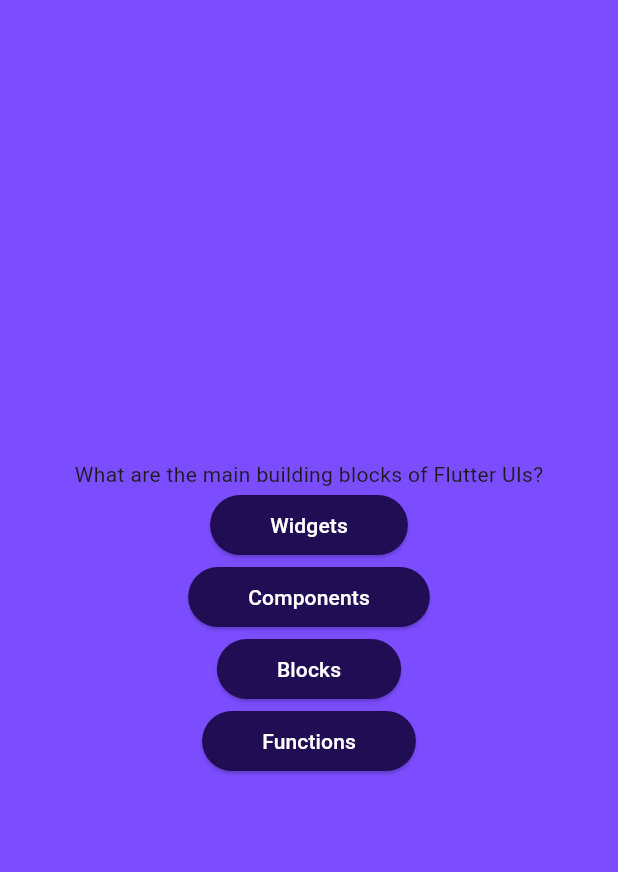
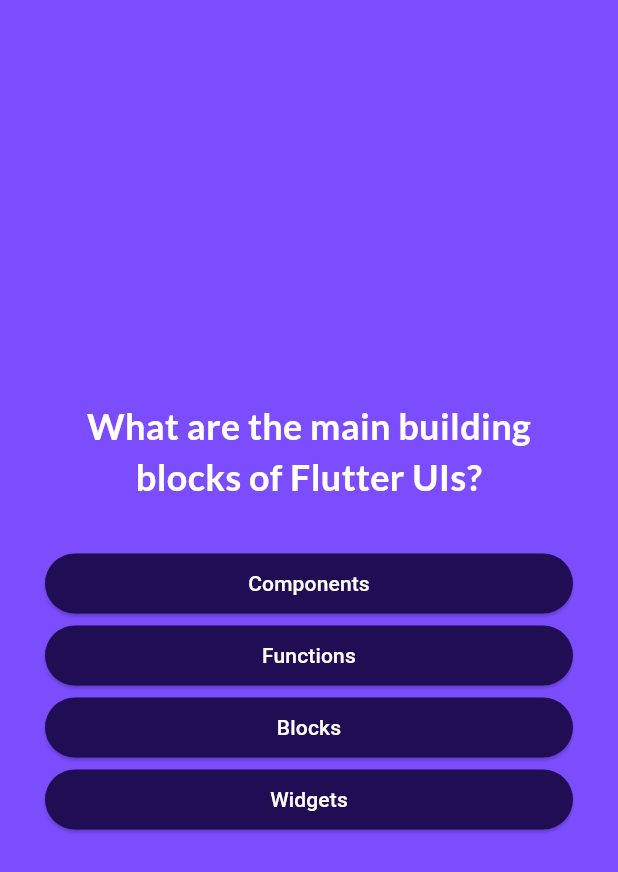
Before and after one commit to BerkayGulen/Flutter-Quiz-App, a Flutter app: the screen it shows after launch, after a tap on "press me", on a phone screen of 412 x 824 dp. Shown: the top 872 px of the screen. Run offline on Flutter 3.47's test engine with Material 2 defaults, Android fonts, the phone set to English and light mode, and no system bars; our stand-ins replace google_fonts.

Commit message:
almost finished

```diff
--- a/lib/components/answer_button.dart
+++ b/lib/components/answer_button.dart
@@ -1,7 +1,7 @@
 import 'package:flutter/material.dart';
 
 class AnswerButton extends StatelessWidget {
-  const AnswerButton(this.text,this.tapButton,{super.key});
+  const AnswerButton(this.text, this.tapButton, {super.key});
 
   final String text;
   final void Function() tapButton;
@@ -14,7 +14,10 @@ class AnswerButton extends StatelessWidget {
           backgroundColor: const Color.fromARGB(255, 32, 13, 83),
           foregroundColor: Colors.white,
           padding: const EdgeInsets.symmetric(horizontal: 40, vertical: 10)),
-      child: Text(text),
+      child: Text(
+        text,
+        textAlign: TextAlign.center,
+      ),
     );
   }
 }
--- a/lib/components/questions_screen.dart
+++ b/lib/components/questions_screen.dart
@@ -1,34 +1,54 @@
 import 'package:flutter/cupertino.dart';
+import 'package:flutter/material.dart';
+import 'package:google_fonts/google_fonts.dart';
 import 'package:quiz_app/components/answer_button.dart';
 import 'package:quiz_app/data/questions.dart';
 import 'package:quiz_app/model/quiz_question.dart';
 
 class QuestionsScreen extends StatefulWidget {
-  const QuestionsScreen({super.key});
+  const QuestionsScreen(this.onSelectAnswer,{super.key});
+
+  final void Function(String answer) onSelectAnswer;
 
   @override
   State<QuestionsScreen> createState() => _QuestionsScreenState();
 }
 
 class _QuestionsScreenState extends State<QuestionsScreen> {
+  int currentQuestionIndex = 0;
 
-  QuizQuestion currentQuestion = questions[0];
-
-
-
+  void answerQuestion(String selectedAnswer) {
+    widget.onSelectAnswer(selectedAnswer);
+    setState(() {
+      currentQuestionIndex++;
+    });
+  }
 
   @override
   Widget build(BuildContext context) {
-    return  SizedBox(
-      width: double.infinity,
+    QuizQuestion currentQuestion = questions[currentQuestionIndex];
+
+    return Container(
+      margin: const EdgeInsets.all(30),
       child: Column(
         mainAxisAlignment: MainAxisAlignment.center,
+        crossAxisAlignment: CrossAxisAlignment.stretch,
         children: [
-          Text(currentQuestion.text),
-          ...currentQuestion.answers.map((e){
-            return AnswerButton(e,(){});
+          Text(
+            currentQuestion.text,
+            textAlign: TextAlign.center,
+            style: GoogleFonts.lato(
+              color: Colors.white,
+              fontSize: 24,
+              fontWeight: FontWeight.bold,
+            ),
+          ),
+          const SizedBox(
+            height: 30,
+          ),
+          ...currentQuestion.getShuffledAnswers().map((answer) {
+            return AnswerButton(answer,(){ answerQuestion(answer);});
           }),
-
         ],
       ),
     );
--- a/lib/components/quiz.dart
+++ b/lib/components/quiz.dart
@@ -1,6 +1,8 @@
 import 'package:flutter/material.dart';
 import 'package:quiz_app/components/home.dart';
 import 'package:quiz_app/components/questions_screen.dart';
+import 'package:quiz_app/components/results_screen.dart';
+import 'package:quiz_app/data/questions.dart';
 
 class Quiz extends StatefulWidget {
   const Quiz({super.key});
@@ -12,17 +14,32 @@ class Quiz extends StatefulWidget {
 class _QuizState extends State<Quiz> {
 
   Widget? activeScreen;
+  final List<String> selectedAnswers = [];
+
 
   @override
   void initState() {
     activeScreen =  Home(switchScreen);
     super.initState();
   }
+
+  void chooseAnswer(String answer){
+    selectedAnswers.add(answer);
+
+    if(selectedAnswers.length == questions.length){
+      setState(() {
+        activeScreen =  ResultsScreen(chosenAnswers: selectedAnswers,);
+      });
+    }
+  }
+
+
   void switchScreen(){
     setState(() {
-      activeScreen = const QuestionsScreen();
+      activeScreen =  QuestionsScreen(chooseAnswer);
     });
   }
+
 
 
   @override
--- a/lib/main.dart
+++ b/lib/main.dart
@@ -4,5 +4,5 @@ import 'package:quiz_app/components/home.dart';
 import 'package:quiz_app/components/quiz.dart';
 
 void main(){
-  runApp(Quiz());
+  runApp(const Quiz());
 }
--- a/lib/model/quiz_question.dart
+++ b/lib/model/quiz_question.dart
@@ -3,4 +3,10 @@ class QuizQuestion{
   final List<String> answers;
 
   QuizQuestion(this.text,this.answers);
+
+  List<String> getShuffledAnswers(){
+    final List<String> dummyList = List.of(answers);
+     dummyList.shuffle();
+     return dummyList;
+  }
 }
--- a/pubspec.yaml
+++ b/pubspec.yaml
@@ -35,6 +35,7 @@ dependencies:
   # The following adds the Cupertino Icons font to your application.
   # Use with the CupertinoIcons class for iOS style icons.
   cupertino_icons: ^1.0.2
+  google_fonts: ^5.1.0
 
 dev_dependencies:
   flutter_test:
```
Also changed, not shown: lib/components/questions_summary.dart (added, +36 -0 lines), lib/components/results_screen.dart (added, +56 -0 lines), pubspec.lock, 1 other file.
